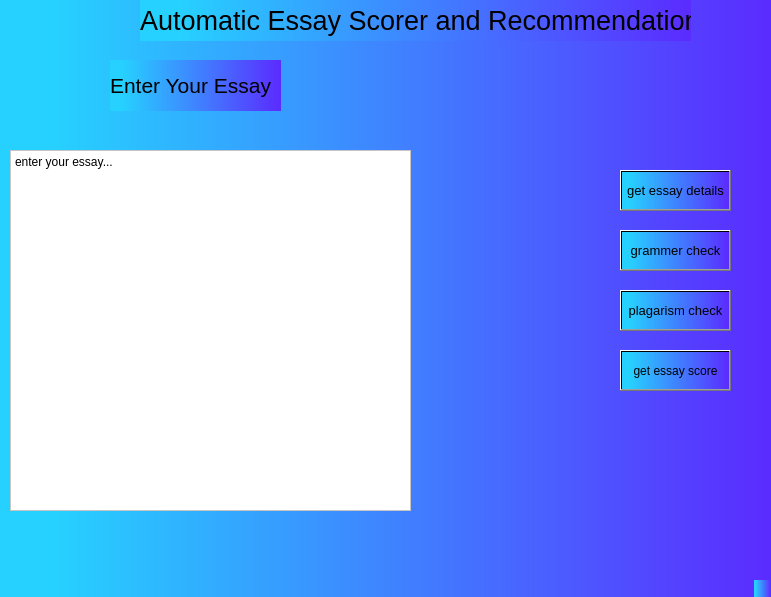
This is projectone.ui in rishav-karanjit/Essay-Grader as Qt 5 draws it before an edit. The edited form follows.
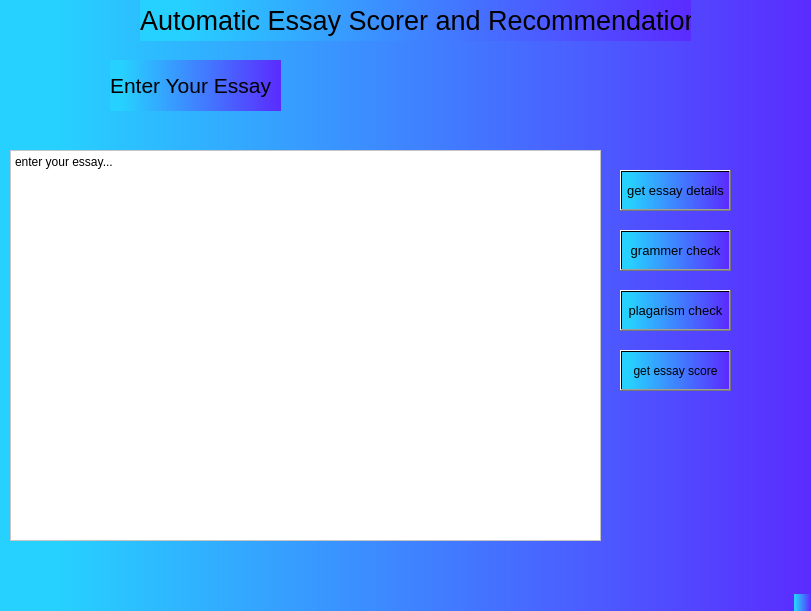
This is the edited form.

The edit to the form file:
```diff
--- a/projectone.ui
+++ b/projectone.ui
@@ -6,8 +6,8 @@
    <rect>
     <x>0</x>
     <y>0</y>
-    <width>771</width>
-    <height>597</height>
+    <width>811</width>
+    <height>611</height>
    </rect>
   </property>
   <property name="windowTitle">
@@ -143,8 +143,8 @@
      <rect>
       <x>10</x>
       <y>150</y>
-      <width>401</width>
-      <height>361</height>
+      <width>591</width>
+      <height>391</height>
      </rect>
     </property>
     <property name="plainText">
```
